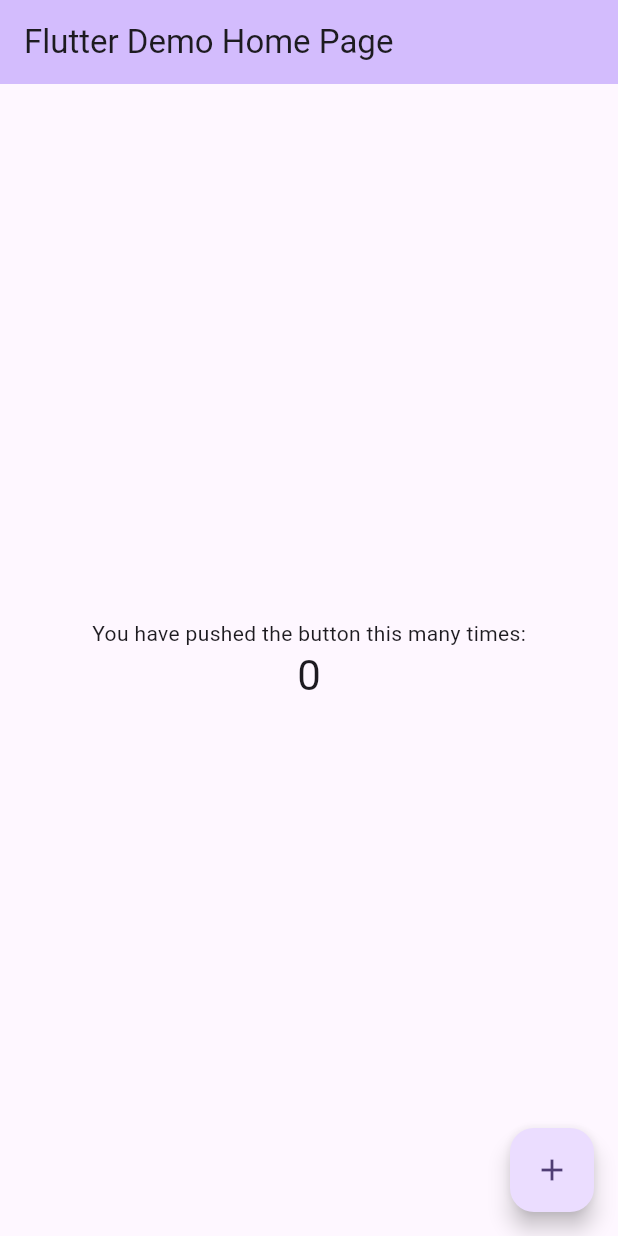
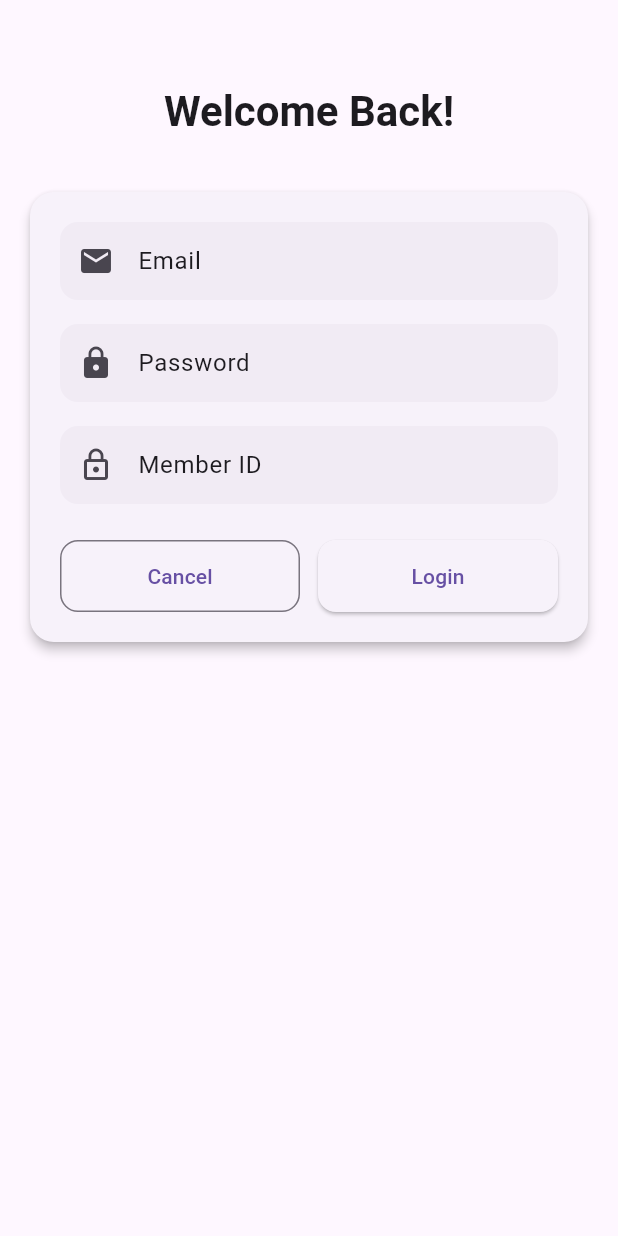
Before and after one commit to thaethinzarkhaingsoe/clean_arch_riverpod, a Flutter app: the screen it shows after launch, on a phone screen of 412 x 824 dp. Run offline on Flutter 3.47's test engine with Material 3 defaults, Android fonts, the phone set to English and light mode, and no system bars; our stand-ins replace flutter_riverpod, go_router.

Commit message:
set up go router

```diff
--- /dev/null
+++ b/lib/core/routing/go_route_provider.dart
@@ -0,0 +1,19 @@
+import 'package:apptest/features/Home/presentation/Screen/home.dart';
+import 'package:apptest/features/Login/presentations/screens/login_screen.dart';
+import 'package:flutter_riverpod/flutter_riverpod.dart';
+import 'package:go_router/go_router.dart';
+
+final goRouterProvider = Provider<GoRouter>((ref){
+  return GoRouter(
+    initialLocation: '/login',
+      routes: [
+        GoRoute(
+            path: '/login',
+            name: 'loginRoute',
+            builder:(context, state)=> const LoginPage(),
+        ),
+        GoRoute(path: '/home',
+        name: 'homeRoute',
+        builder: (context,state)=>  HomeScreen())
+      ]);
+});
--- /dev/null
+++ b/lib/core/routing/route_name.dart
@@ -0,0 +1,2 @@
+const String login = '/login';
+const String home = '/home';
--- /dev/null
+++ b/lib/features/Home/presentation/Screen/home.dart
@@ -0,0 +1,20 @@
+import 'package:flutter/material.dart';
+import 'package:flutter/src/widgets/framework.dart';
+import 'package:flutter_riverpod/flutter_riverpod.dart';
+
+class HomeScreen extends ConsumerStatefulWidget{
+  @override
+  ConsumerState<ConsumerStatefulWidget> createState() => _HomeScreenState();
+
+}
+class _HomeScreenState extends ConsumerState{
+  @override
+  Widget build(BuildContext context) {
+   return Scaffold(
+     body: Center(
+       child: Text('Home'),
+     ),
+   );
+  }
+
+}
--- a/lib/features/Login/presentations/screens/login_screen.dart
+++ b/lib/features/Login/presentations/screens/login_screen.dart
@@ -1,128 +1,133 @@
-// import 'package:flutter/material.dart';
-// import 'package:flutter_riverpod/flutter_riverpod.dart';
-// import '../../../../common_widgets/app_button.dart';
-// import '../../../../common_widgets/app_text_field.dart';
-//
-// import '../../../../core/utils/validators.dart';
-// import '../providers/login_provider.dart';
-//
-// class LoginPage extends ConsumerWidget {
-//   const LoginPage({super.key});
-//
-//   @override
-//   Widget build(BuildContext context, WidgetRef ref) {
-//     final emailController = TextEditingController();
-//     final passwordController = TextEditingController();
-//     final memberIDController = TextEditingController();
-//     final loginState = ref.watch(loginProvider);
-//
-//     return Scaffold(
-//       body: SafeArea(
-//         child: SingleChildScrollView(
-//           padding: const EdgeInsets.all(16),
-//           child: Column(
-//             crossAxisAlignment: CrossAxisAlignment.center,
-//             children: [
-//               const SizedBox(height: 40),
-//               Text(
-//                 'Welcome Back!',
-//                 style: Theme.of(context).textTheme.headlineMedium?.copyWith(
-//                   fontWeight: FontWeight.bold,
-//                 ),
-//                 textAlign: TextAlign.center,
-//               ),
-//               const SizedBox(height: 32),
-//
-//               // ✅ Card container for form
-//               Card(
-//                 elevation: 3,
-//                 shape: RoundedRectangleBorder(borderRadius: BorderRadius.circular(16)),
-//                 child: Padding(
-//                   padding: const EdgeInsets.all(20),
-//                   child: Column(
-//                     children: [
-//                       AppTextField(
-//                         label: 'Email',
-//                         controller: emailController,
-//                         keyboardType: TextInputType.emailAddress,
-//                         prefixIcon: Icons.email,
-//                         validator: validateEmail,
-//                       ),
-//                       const SizedBox(height: 16),
-//                       AppTextField(
-//                         label: 'Password',
-//                         controller: passwordController,
-//                         obscureText: true,
-//                         prefixIcon: Icons.lock,
-//                       ),
-//                       const SizedBox(height: 16),
-//                       AppTextField(
-//                         label: 'Member ID',
-//                         controller: memberIDController,
-//                         obscureText: true,
-//                         prefixIcon: Icons.lock_outline,
-//                       ),
-//                       const SizedBox(height: 24),
-//
-//                       // ✅ Buttons Row
-//                       Row(
-//                         children: [
-//                           Expanded(
-//                             child: OutlinedButton(
-//                               onPressed: () {
-//                                 emailController.clear();
-//                                 passwordController.clear();
-//                                 memberIDController.clear();
-//                               },
-//                               style: OutlinedButton.styleFrom(
-//                                 padding: const EdgeInsets.symmetric(vertical: 14),
-//                                 shape: RoundedRectangleBorder(borderRadius: BorderRadius.circular(12)),
-//                               ),
-//                               child: const Text('Cancel'),
-//                             ),
-//                           ),
-//                           const SizedBox(width: 12),
-//                           Expanded(
-//                             child: ElevatedButton(
-//                               onPressed: loginState is AsyncLoading
-//                                   ? null
-//                                   : () {
-//                                 if (passwordController.text != memberIDController.text) {
-//                                   ScaffoldMessenger.of(context).showSnackBar(
-//                                     const SnackBar(content: Text('Passwords do not match')),
-//                                   );
-//                                   return;
-//                                 }
-//                                 ref.read(loginProvider.notifier).login(
-//                                   emailController.text.trim(),
-//                                   passwordController.text.trim(),
-//                                   memberIDController.text.trim() ,
-//                                 );
-//                               },
-//                               style: ElevatedButton.styleFrom(
-//                                 padding: const EdgeInsets.symmetric(vertical: 14),
-//                                 shape: RoundedRectangleBorder(borderRadius: BorderRadius.circular(12)),
-//                               ),
-//                               child: loginState is AsyncLoading
-//                                   ? const SizedBox(
-//                                 width: 20,
-//                                 height: 20,
-//                                 child: CircularProgressIndicator(strokeWidth: 2),
-//                               )
-//                                   : const Text('Login'),
-//                             ),
-//                           ),
-//                         ],
-//                       ),
-//                     ],
-//                   ),
-//                 ),
-//               ),
-//             ],
-//           ),
-//         ),
-//       ),
-//     );
-//   }
-// }
-//
+import 'package:flutter/material.dart';
+import 'package:flutter_riverpod/flutter_riverpod.dart';
+import 'package:go_router/go_router.dart';
+import '../../../../common_widgets/app_button.dart';
+import '../../../../common_widgets/app_text_field.dart';
+
+import '../../../../core/utils/validators.dart';
+import '../providers/login_provider.dart';
+
+class LoginPage extends ConsumerWidget {
+  const LoginPage({super.key});
+
+  @override
+  Widget build(BuildContext context, WidgetRef ref) {
+    final emailController = TextEditingController();
+    final passwordController = TextEditingController();
+    final memberIDController = TextEditingController();
+   // final loginState = ref.watch(loginProvider);
+
+    return Scaffold(
+      body: SafeArea(
+        child: SingleChildScrollView(
+          padding: const EdgeInsets.all(16),
+          child: Column(
+            crossAxisAlignment: CrossAxisAlignment.center,
+            children: [
+              const SizedBox(height: 40),
+              Text(
+                'Welcome Back!',
+                style: Theme.of(context).textTheme.headlineMedium?.copyWith(
+                  fontWeight: FontWeight.bold,
+                ),
+                textAlign: TextAlign.center,
+              ),
+              const SizedBox(height: 32),
+
+              // ✅ Card container for form
+              Card(
+                elevation: 3,
+                shape: RoundedRectangleBorder(borderRadius: BorderRadius.circular(16)),
+                child: Padding(
+                  padding: const EdgeInsets.all(20),
+                  child: Column(
+                    children: [
+                      AppTextField(
+                        label: 'Email',
+                        controller: emailController,
+                        keyboardType: TextInputType.emailAddress,
+                        prefixIcon: Icons.email,
+                        validator: validateEmail,
+                      ),
+                      const SizedBox(height: 16),
+                      AppTextField(
+                        label: 'Password',
+                        controller: passwordController,
+                        obscureText: true,
+                        prefixIcon: Icons.lock,
+                      ),
+                      const SizedBox(height: 16),
+                      AppTextField(
+                        label: 'Member ID',
+                        controller: memberIDController,
+                        obscureText: true,
+                        prefixIcon: Icons.lock_outline,
+                      ),
+                      const SizedBox(height: 24),
+
+                      // ✅ Buttons Row
+                      Row(
+                        children: [
+                          Expanded(
+                            child: OutlinedButton(
+                              onPressed: () {
+                                emailController.clear();
+                                passwordController.clear();
+                                memberIDController.clear();
+                              },
+                              style: OutlinedButton.styleFrom(
+                                padding: const EdgeInsets.symmetric(vertical: 14),
+                                shape: RoundedRectangleBorder(borderRadius: BorderRadius.circular(12)),
+                              ),
+                              child: const Text('Cancel'),
+                            ),
+                          ),
+                          const SizedBox(width: 12),
+                          Expanded(
+                            child: ElevatedButton(
+
+                              onPressed: (){
+                                context.go('/home');
+                              },
+                              // onPressed: loginState is AsyncLoading
+                              //     ? null
+                              //     : () {
+                              //   if (passwordController.text != memberIDController.text) {
+                              //     ScaffoldMessenger.of(context).showSnackBar(
+                              //       const SnackBar(content: Text('Passwords do not match')),
+                              //     );
+                              //     return;
+                              //   }
+                                // ref.read(loginProvider.notifier).login(
+                                //   emailController.text.trim(),
+                                //   passwordController.text.trim(),
+                                //   memberIDController.text.trim() ,
+                                // );
+                             // },
+                              style: ElevatedButton.styleFrom(
+                                padding: const EdgeInsets.symmetric(vertical: 14),
+                                shape: RoundedRectangleBorder(borderRadius: BorderRadius.circular(12)),
+                              ),
+                              child: Text('Login'),
+                              // child: loginState is AsyncLoading
+                              //     ? const SizedBox(
+                              //   width: 20,
+                              //   height: 20,
+                              //   child: CircularProgressIndicator(strokeWidth: 2),
+                              // )
+                              //     : const Text('Login'),
+                            ),
+                          ),
+                        ],
+                      ),
+                    ],
+                  ),
+                ),
+              ),
+            ],
+          ),
+        ),
+      ),
+    );
+  }
+}
--- a/lib/main.dart
+++ b/lib/main.dart
@@ -1,7 +1,9 @@
+import 'package:apptest/main_app.dart';
 import 'package:flutter/material.dart';
+import 'package:flutter_riverpod/flutter_riverpod.dart';
 
 void main() {
-  runApp(const MyApp());
+  runApp(ProviderScope(child: MainApp()));
 }
 
 class MyApp extends StatelessWidget {
--- /dev/null
+++ b/lib/main_app.dart
@@ -0,0 +1,17 @@
+import 'package:apptest/core/routing/go_route_provider.dart';
+import 'package:flutter/material.dart';
+import 'package:flutter/src/widgets/framework.dart';
+import 'package:flutter_riverpod/flutter_riverpod.dart';
+
+class MainApp extends ConsumerWidget{
+  const MainApp({super.key});
+
+  @override
+  Widget build(BuildContext context, WidgetRef ref) {
+    final goRouter = ref.watch(goRouterProvider);
+    return MaterialApp.router(
+      routerConfig:goRouter,
+    );
+  }
+
+}
```
